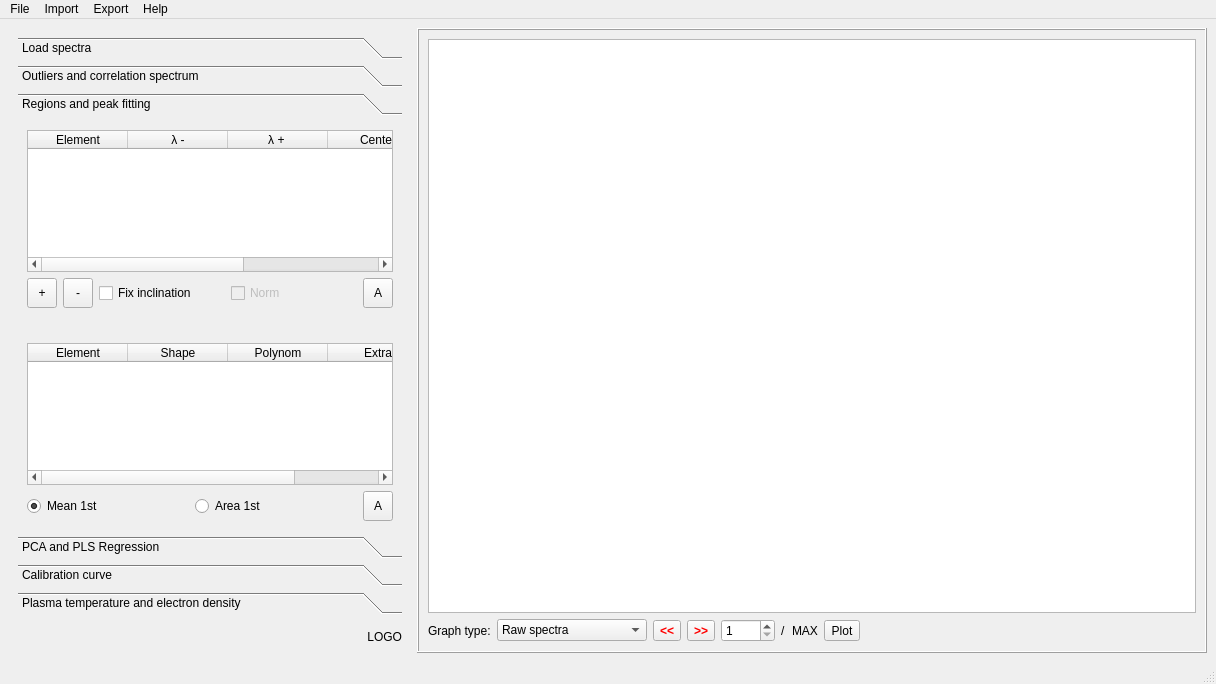
First picture: the form in pic/libssa.ui, repository kstenio/libssa, before the edit.
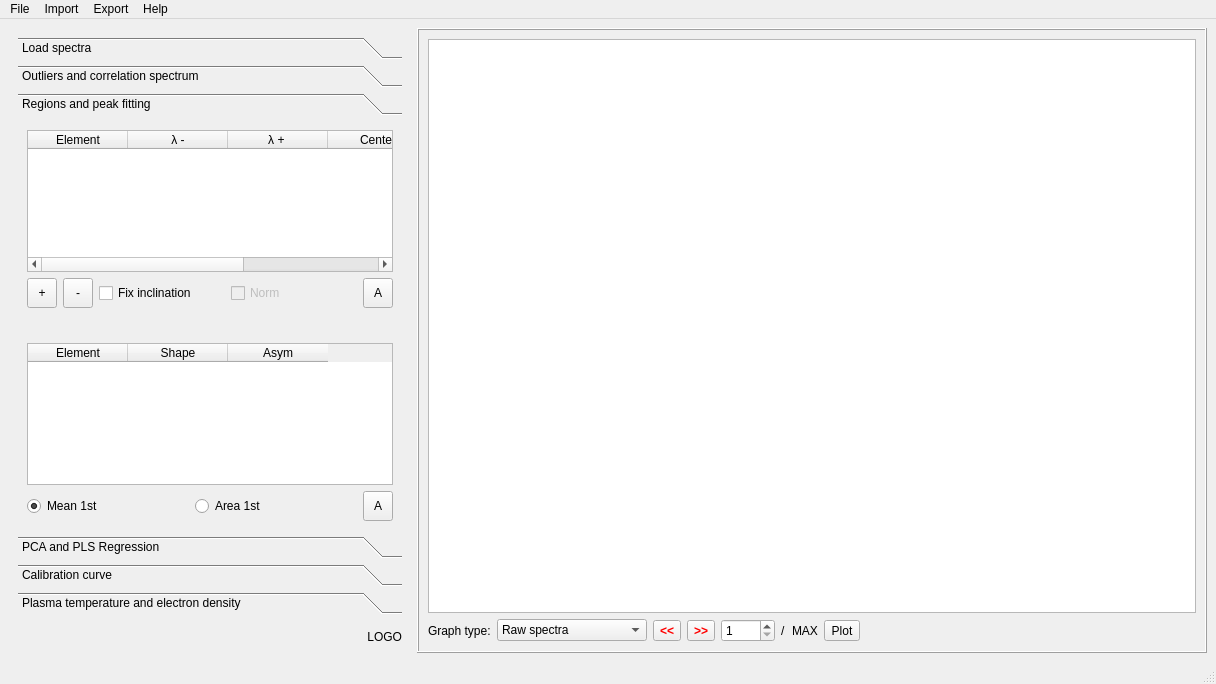
Second picture: the form after the edit. The open tabs and pages were chosen to show the change. Icons and pictures are not drawn. Custom widgets are drawn as their Qt base class.

```diff
--- a/pic/libssa.ui
+++ b/pic/libssa.ui
@@ -824,12 +824,7 @@
                  </column>
                  <column>
                   <property name="text">
-                   <string>Polynom</string>
-                  </property>
-                 </column>
-                 <column>
-                  <property name="text">
-                   <string>Extra</string>
+                   <string>Asym</string>
                   </property>
                  </column>
                 </widget>
```
Left out of the diff: 18 changed lines with no effect on the pictures.
